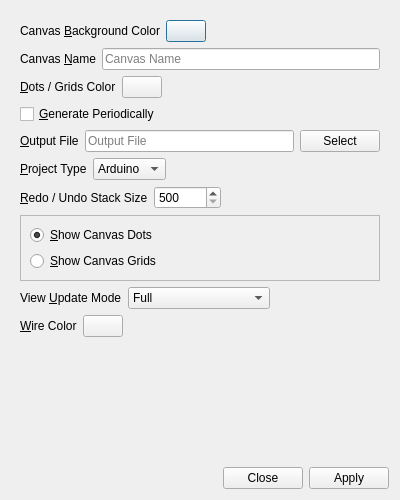
The window that UI/glitch-canvas-settings.ui (textbrowser/glitch) describes before a commit, drawn with Qt 5.
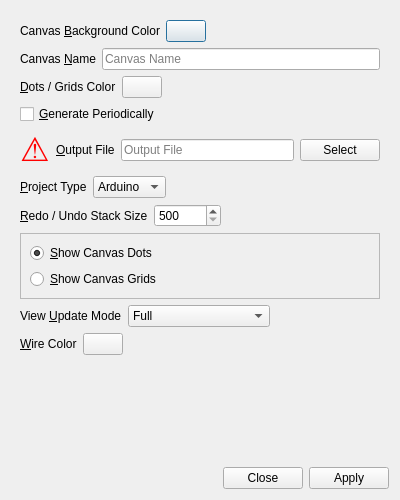
The same window after the commit. Icons and pictures are not drawn.

```diff
--- a/UI/glitch-canvas-settings.ui
+++ b/UI/glitch-canvas-settings.ui
@@ -31,8 +31,8 @@
        <rect>
         <x>0</x>
         <y>0</y>
-        <width>388</width>
-        <height>448</height>
+        <width>367</width>
+        <height>455</height>
        </rect>
       </property>
       <layout class="QVBoxLayout" name="verticalLayout_2">
@@ -143,6 +143,27 @@
        </item>
        <item>
         <layout class="QHBoxLayout" name="horizontalLayout_7">
+         <item>
+          <widget class="QLabel" name="output_file_warning_label">
+           <property name="font">
+            <font>
+             <pointsize>25</pointsize>
+            </font>
+           </property>
+           <property name="toolTip">
+            <string>Please complete the Output File field!</string>
+           </property>
+           <property name="styleSheet">
+            <string notr="true">QLabel {color: red;}</string>
+           </property>
+           <property name="text">
+            <string>&lt;html&gt;&amp;#9888;&lt;/html&gt;</string>
+           </property>
+           <property name="alignment">
+            <set>Qt::AlignCenter</set>
+           </property>
+          </widget>
+         </item>
          <item>
           <widget class="QLabel" name="label_7">
            <property name="text">
```
